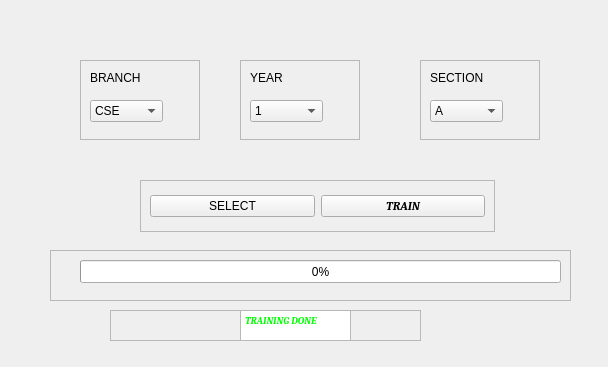
nitin-vk/face-recognition-based-attendance, file FacesTrain.ui: the form before one commit.
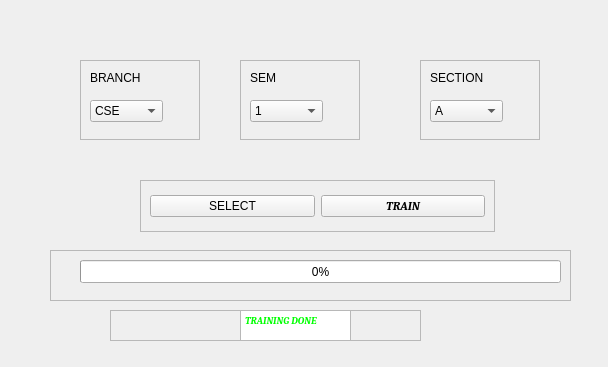
The form after the commit.

Commit message: changed year to sem

The edit to the form file:
```diff
--- a/FacesTrain.ui
+++ b/FacesTrain.ui
@@ -251,7 +251,7 @@
      </rect>
     </property>
     <property name="text">
-     <string>YEAR</string>
+     <string>SEM</string>
     </property>
    </widget>
   </widget>
```
Left out of the diff: 20 changed lines with no effect on the pictures.
